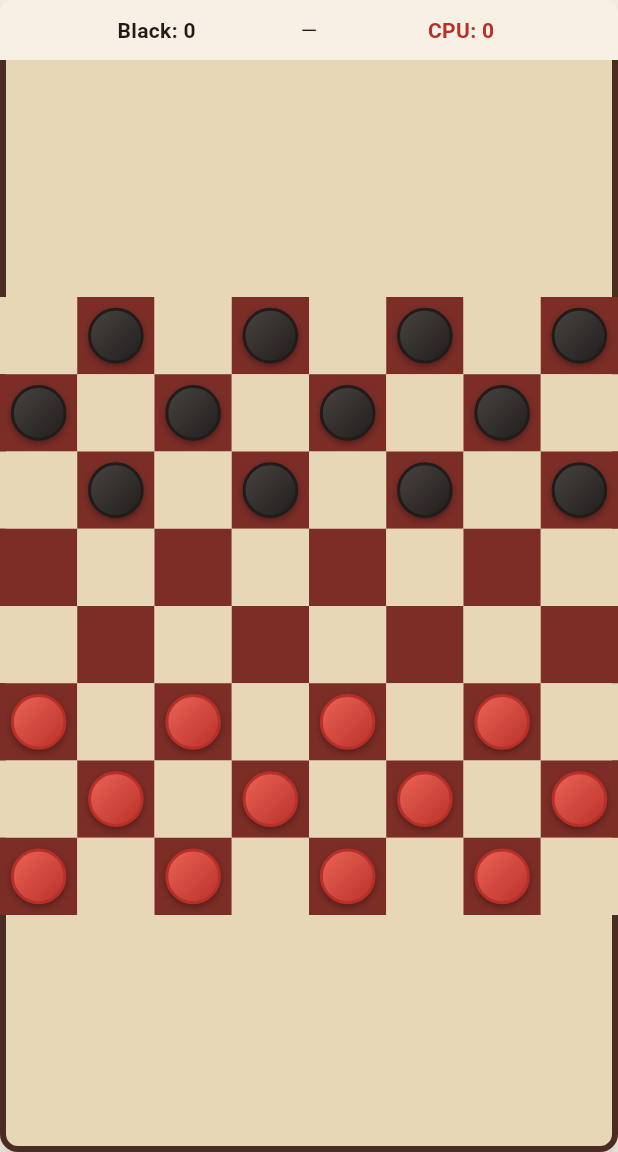
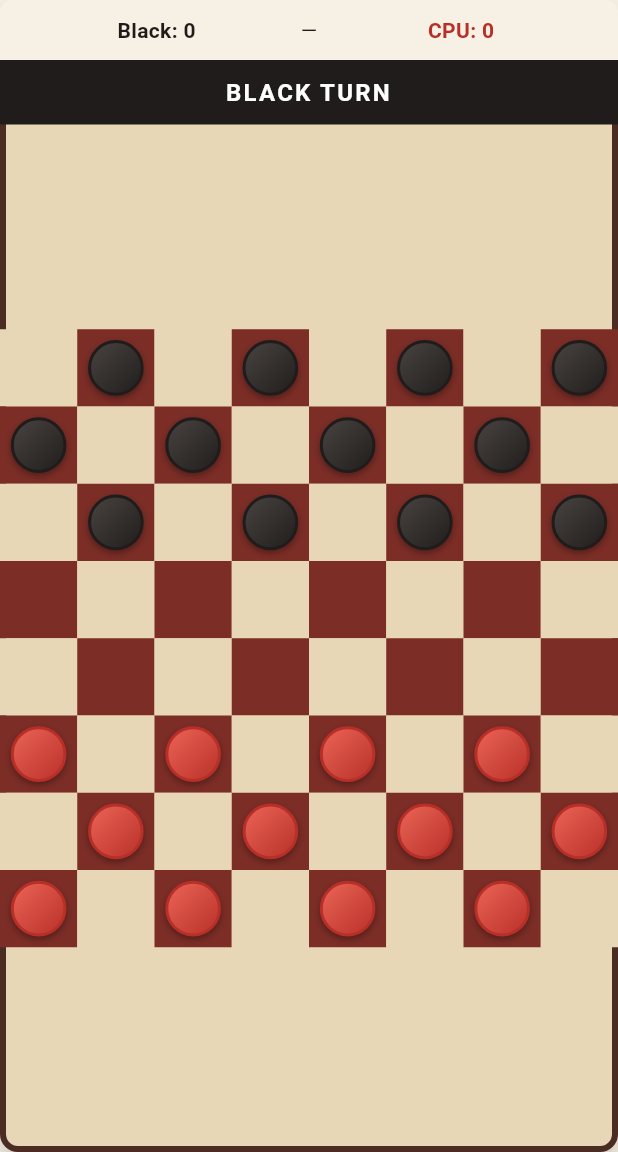
Before and after one commit to Jand245/App2_Checkers, a Flutter app: the screen it shows after launch, after a tap on "VS CPU", after a tap on "START GAME", on a phone screen of 412 x 824 dp, the part 84-1236 px from its top. Run offline on Flutter 3.47's test engine with Material 3 defaults, Android fonts, the phone set to English and light mode, and no system bars.

Commit message:
add pieces sign turn

```diff
--- a/lib/main.dart
+++ b/lib/main.dart
@@ -284,6 +284,7 @@ class _CheckersBoardState extends State<CheckersBoard> {
           redScore: _redScore,
           statusMessage: _isCpuThinking ? 'CPU thinking…' : null,
         ),
+        _TurnIndicator(currentPlayer: _currentPlayer),
         Expanded(
           child: Center(
             child: AspectRatio(
@@ -944,6 +945,42 @@ class CheckersWinningScreen extends StatelessWidget {
   }
 }
 
+class _TurnIndicator extends StatelessWidget {
+  const _TurnIndicator({required this.currentPlayer});
+
+  final CheckersPieceColor currentPlayer;
+
+  @override
+  Widget build(BuildContext context) {
+    final isBlackTurn = currentPlayer == CheckersPieceColor.dark;
+    final indicatorColor = isBlackTurn
+        ? const Color(0xFF1F1C1B)
+        : const Color(0xFFB72F27);
+
+    return AnimatedContainer(
+      key: const Key('turn-indicator'),
+      duration: const Duration(milliseconds: 250),
+      width: double.infinity,
+      padding: const EdgeInsets.symmetric(horizontal: 16, vertical: 10),
+      color: indicatorColor,
+      child: AnimatedSwitcher(
+        duration: const Duration(milliseconds: 200),
+        child: Text(
+          isBlackTurn ? 'BLACK TURN' : 'RED TURN',
+          key: Key(isBlackTurn ? 'black-turn' : 'red-turn'),
+          textAlign: TextAlign.center,
+          style: const TextStyle(
+            color: Colors.white,
+            fontSize: 16,
+            fontWeight: FontWeight.bold,
+            letterSpacing: 1.5,
+          ),
+        ),
+      ),
+    );
+  }
+}
+
 class _ScoreKeeper extends StatelessWidget {
   const _ScoreKeeper({
     required this.darkPlayerName,
```
Also changed, not shown: 1 other file.
